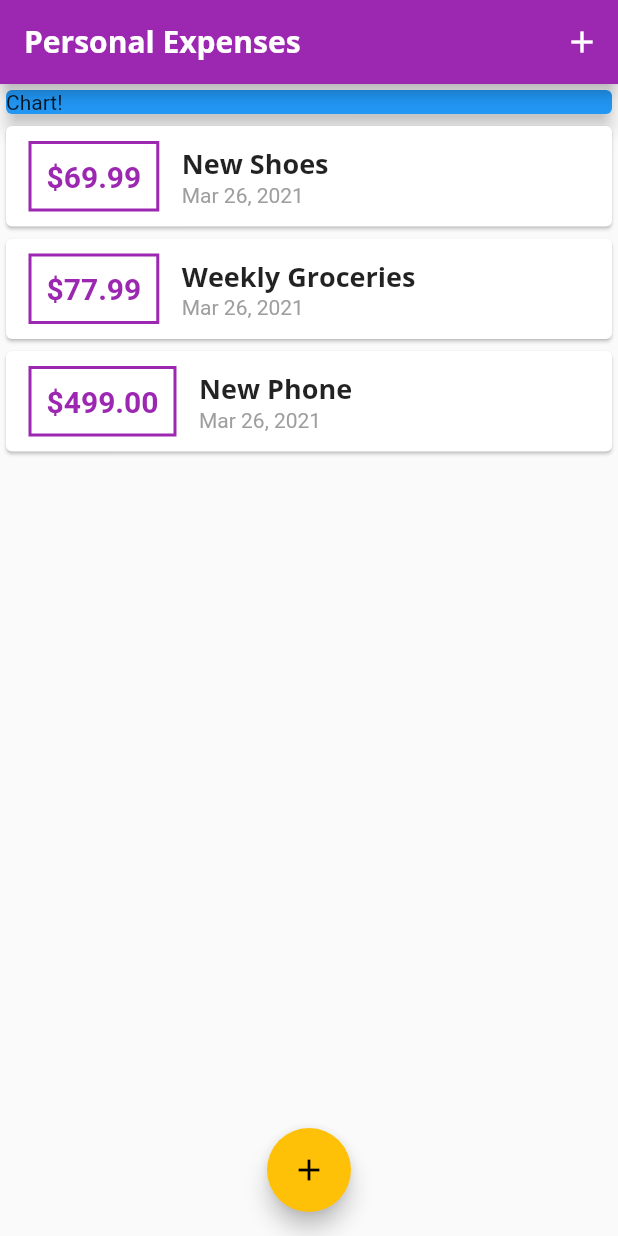
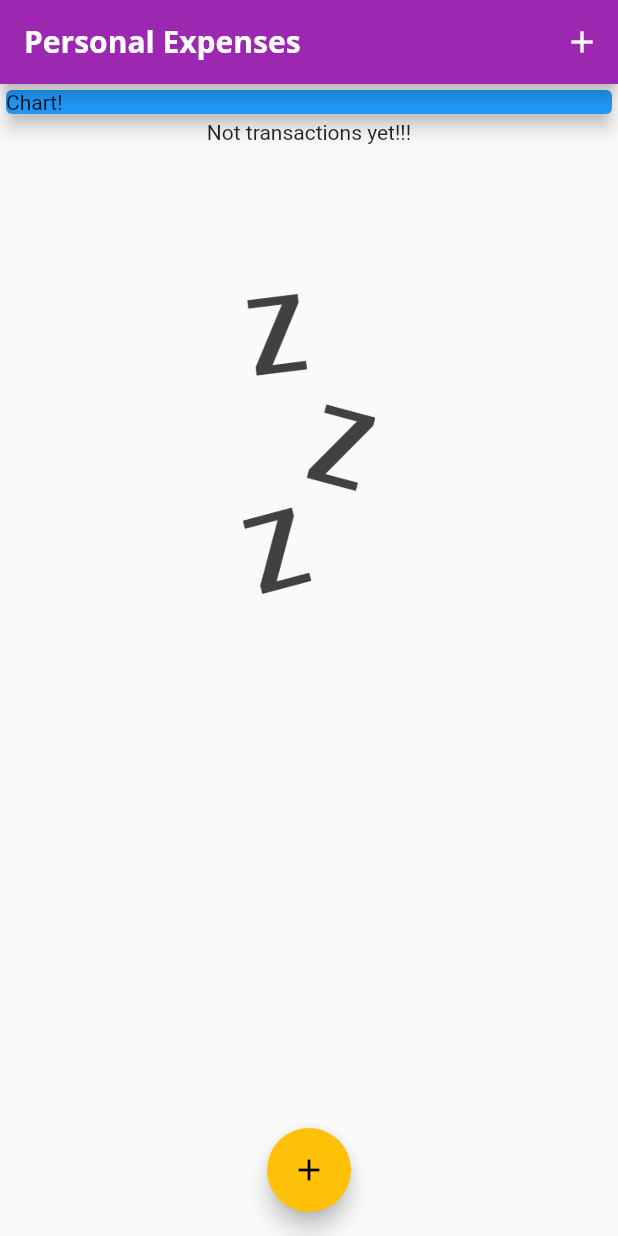
Before and after one commit to ZeSergey/personal_expenses, a Flutter app: the screen it shows after launch, on a phone screen of 412 x 824 dp. Run offline on Flutter 3.47's test engine with Material 2 defaults, Android fonts, the phone set to English and light mode, and no system bars.

Commit message:
image 'no transactions'

```diff
--- a/lib/main.dart
+++ b/lib/main.dart
@@ -55,15 +55,15 @@ class _MyHomePageState extends State<MyHomePage> {
   }
 
   final List<Transaction> _userTransactions = [
-    Transaction(
-        id: 't1', title: 'New Shoes', amount: 69.99, date: DateTime.now()),
-    Transaction(
-        id: 't2',
-        title: 'Weekly Groceries',
-        amount: 77.99,
-        date: DateTime.now()),
-    Transaction(
-        id: 't3', title: 'New Phone', amount: 499.00, date: DateTime.now()),
+    // Transaction(
+    //     id: 't1', title: 'New Shoes', amount: 69.99, date: DateTime.now()),
+    // Transaction(
+    //     id: 't2',
+    //     title: 'Weekly Groceries',
+    //     amount: 77.99,
+    //     date: DateTime.now()),
+    // Transaction(
+    //     id: 't3', title: 'New Phone', amount: 499.00, date: DateTime.now()),
   ];
 
   void _addTransaction(String txTitle, double txAmount) {
--- a/lib/widgets/transactions_list.dart
+++ b/lib/widgets/transactions_list.dart
@@ -11,7 +11,23 @@ class TransactionsList extends StatelessWidget {
   Widget build(BuildContext context) {
     return Container(
       height: 350,
-      child: ListView.builder(
+      child: transactions.isEmpty
+          ? Column(
+              children: [
+                Text('Not transactions yet!!!'),
+                SizedBox(
+                  height: 100,
+                ),
+                Container(
+                  height: 200,
+                  child: Image.asset(
+                    'assets/image/waiting.png',
+                    fit: BoxFit.cover,
+                  ),
+                )
+              ],
+            )
+          : ListView.builder(
               itemCount: transactions.length,
               itemBuilder: (ctx, index) {
                 return Card(
@@ -26,7 +42,8 @@ class TransactionsList extends StatelessWidget {
                               // color: Colors.purple
                               color: Theme.of(context).primaryColor),
                         ),
-                  margin: EdgeInsets.symmetric(vertical: 10, horizontal: 15.0),
+                        margin: EdgeInsets.symmetric(
+                            vertical: 10, horizontal: 15.0),
                         padding: EdgeInsets.all(10.0),
                         decoration: BoxDecoration(
                             border: Border.all(
--- a/pubspec.yaml
+++ b/pubspec.yaml
@@ -47,8 +47,8 @@ flutter:
   uses-material-design: true
 
   # To add assets to your application, add an assets section, like this:
-  # assets:
-  #   - images/a_dot_burr.jpeg
+  assets:
+     - assets/image/waiting.png
   #   - images/a_dot_ham.jpeg
 
   # An image asset can refer to one or more resolution-specific "variants", see
```
Also changed, not shown: assets/image/waiting.png (added). Lines whose indentation alone changed are shown as unchanged.
